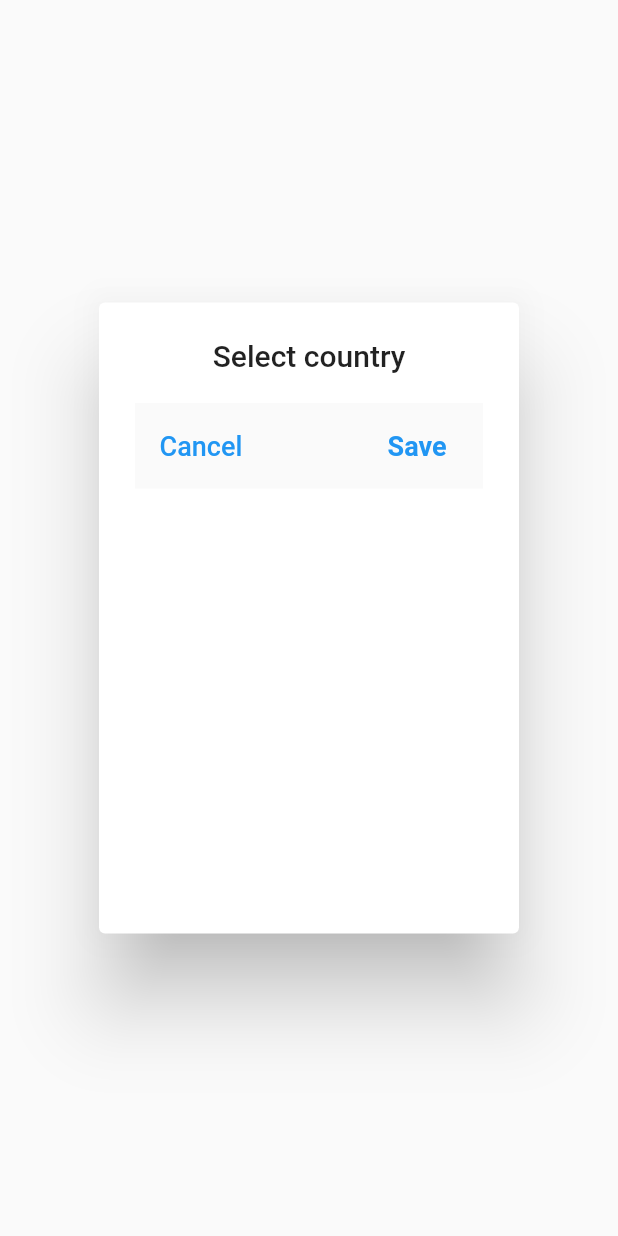
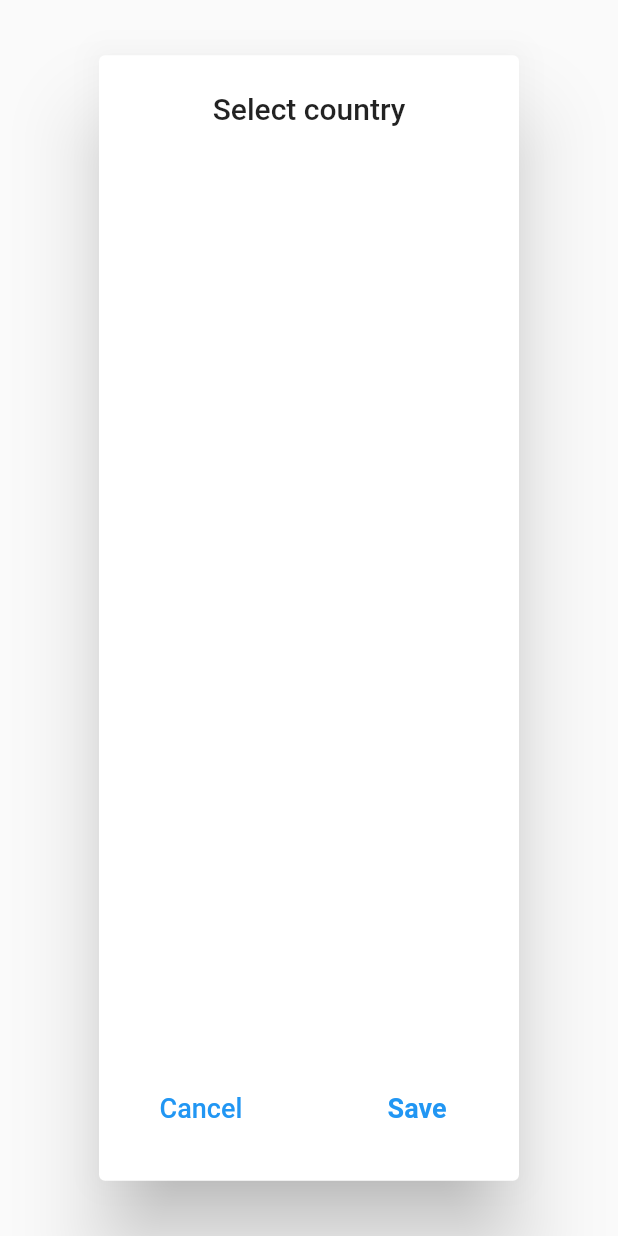
Before and after one commit to gounari/erasmus_opportunities, a Flutter app: the SelectionModal widget shown alone on an empty page, opened directly with empty values, on a phone screen of 412 x 824 dp. Run offline on Flutter 3.47's test engine with Material 2 defaults, Android fonts, the light colour scheme and no system bars; our stand-ins replace cloud_firestore, firebase_auth, flushbar, flutter_form_builder, font_awesome_flutter; missing offline and left inert: cloud_firestore_web, firebase_auth_web, firebase_core_web, flutter_progress_button, transformer_page_view; accounts and stored records are empty; statements that could not run were skipped.

Commit message:
Refactor selection dialog

```diff
--- a/lib/widgets/selection.dart
+++ b/lib/widgets/selection.dart
@@ -67,8 +67,6 @@ class _SelectionModalState extends State<SelectionModal> {
 
   Widget _buildAppBar(BuildContext context) {
     return Container(
-      color: Theme.of(context).scaffoldBackgroundColor,
-      height: 57.0,
       child: Row(
         mainAxisAlignment: MainAxisAlignment.spaceBetween,
         children: <Widget>[
@@ -114,12 +112,12 @@ class _SelectionModalState extends State<SelectionModal> {
     return SafeArea(
       child: Column(
         children: <Widget>[
-          _buildAppBar(context),
           widget.filterable ? _buildSearchText() : new SizedBox(),
           Expanded(
             child: _optionsList(),
           ),
           _currentlySelectedOptions(),
+          _buildAppBar(context),
         ],
       ),
     );
@@ -210,8 +208,6 @@ class _SelectionModalState extends State<SelectionModal> {
 
   Widget _buildSearchText() {
     return Container(
-      color: Theme.of(context).scaffoldBackgroundColor,
-      padding: EdgeInsets.only(left: 8.0, right: 8.0, bottom: 10.0, top: 10.0),
       child: Column(
         crossAxisAlignment: CrossAxisAlignment.stretch,
         children: <Widget>[
@@ -221,7 +217,6 @@ class _SelectionModalState extends State<SelectionModal> {
               keyboardAppearance: Brightness.dark,
               onChanged: searchOperation,
               decoration: InputDecoration(
-                  contentPadding: EdgeInsets.all(12.0),
                   border: OutlineInputBorder(
                     borderRadius: BorderRadius.all(
                       Radius.circular(30.0),
@@ -231,7 +226,7 @@ class _SelectionModalState extends State<SelectionModal> {
                   hintText: "Search...",
                   fillColor: Colors.white,
                   suffix: SizedBox(
-                      height: 25.0,
+                      height: 15.0,
                       child: IconButton(
                         icon: Icon(Icons.clear),
                         onPressed: () {
@@ -253,7 +248,7 @@ class _SelectionModalState extends State<SelectionModal> {
     return AlertDialog(
       title: Center(child: Text('Select country')),
       content: Container(
-        height: MediaQuery.of(context).size.height * 0.4,
+        height: MediaQuery.of(context).size.height * 0.8,
         width: MediaQuery.of(context).size.width * 0.4,
         key: globalKey,
         child: _buildBody(context),
```
